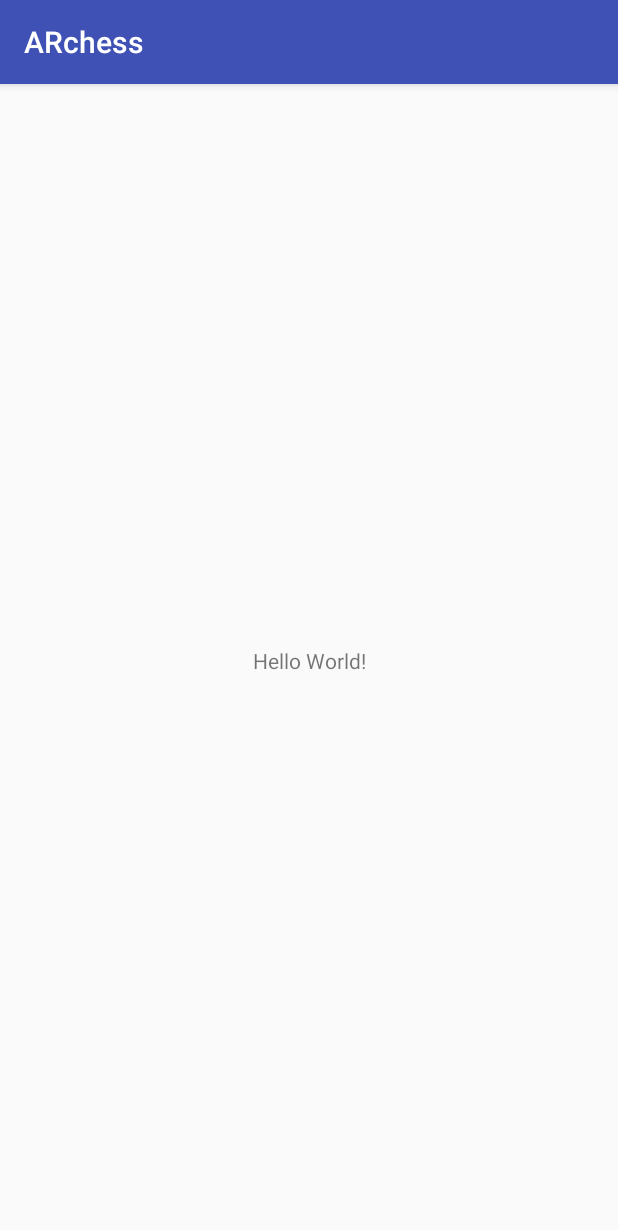
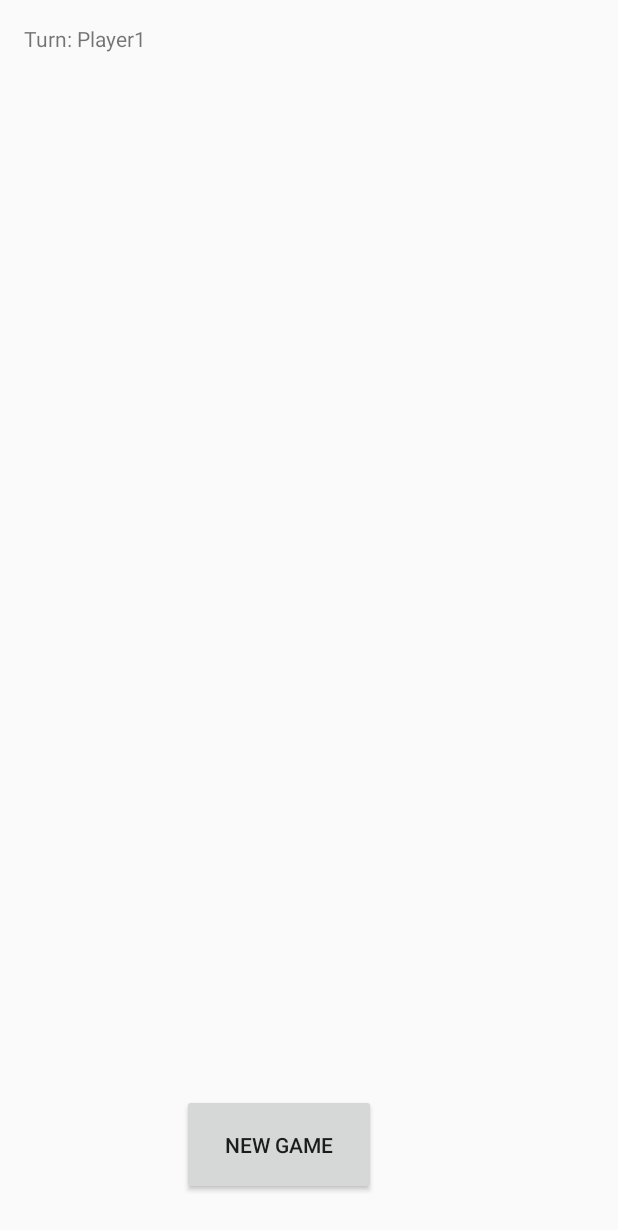
Before and after one commit to Jerhamre/ARchess, an Android app: the screen it shows after launch (MainActivity), on a phone screen of 412 x 824 dp. Shown: the top 1230 px of the screen. Run offline under Robolectric (Android 15) with nearby library versions, the phone set to English and light mode, and no system bars.

Commit message:
constraintlayout UI

```diff
--- a/app/src/main/res/layout/activity_main.xml
+++ b/app/src/main/res/layout/activity_main.xml
@@ -6,13 +6,38 @@
     android:layout_height="match_parent"
     tools:context="m7012e.archess.MainActivity">
 
+
+    <Button
+        android:id="@+id/button"
+        android:layout_width="129dp"
+        android:layout_height="67dp"
+        android:layout_marginBottom="27dp"
+        android:layout_marginLeft="121dp"
+        android:text="New Game"
+        app:layout_constraintBottom_toBottomOf="parent"
+        app:layout_constraintLeft_toLeftOf="parent" />
+
     <TextView
+        android:id="@+id/textView"
+        android:layout_width="105dp"
+        android:layout_height="35dp"
+        android:layout_marginLeft="16dp"
+        android:layout_marginTop="16dp"
+        android:text="Turn: Player1"
+        app:layout_constraintLeft_toLeftOf="parent"
+        app:layout_constraintTop_toTopOf="parent" />
+
+    <EditText
+        android:id="@+id/editText"
         android:layout_width="wrap_content"
         android:layout_height="wrap_content"
-        android:text="Hello World!"
-        app:layout_constraintBottom_toBottomOf="parent"
+        android:visibility="invisible"
+        android:ems="10"
+        android:inputType="textPersonName"
+        android:text="turn"
         app:layout_constraintLeft_toLeftOf="parent"
         app:layout_constraintRight_toRightOf="parent"
-        app:layout_constraintTop_toTopOf="parent" />
-
+        app:layout_constraintHorizontal_bias="0.502"
+        app:layout_constraintBottom_toBottomOf="parent"
+        android:layout_marginBottom="16dp" />
 </android.support.constraint.ConstraintLayout>
--- a/app/src/main/res/values/styles.xml
+++ b/app/src/main/res/values/styles.xml
@@ -1,8 +1,7 @@
 <resources>
 
     <!-- Base application theme. -->
-    <style name="AppTheme" parent="Theme.AppCompat.Light.DarkActionBar">
-        <!-- Customize your theme here. -->
+    <style name="AppTheme" parent="Theme.AppCompat.Light.NoActionBar">
         <item name="colorPrimary">@color/colorPrimary</item>
         <item name="colorPrimaryDark">@color/colorPrimaryDark</item>
         <item name="colorAccent">@color/colorAccent</item>
```
